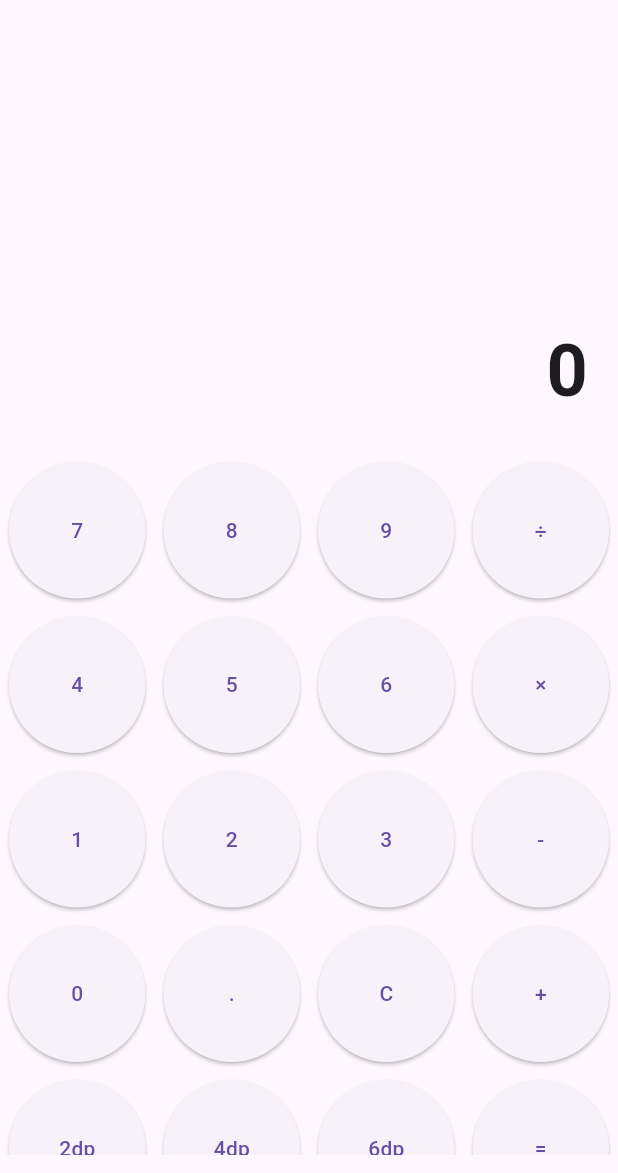
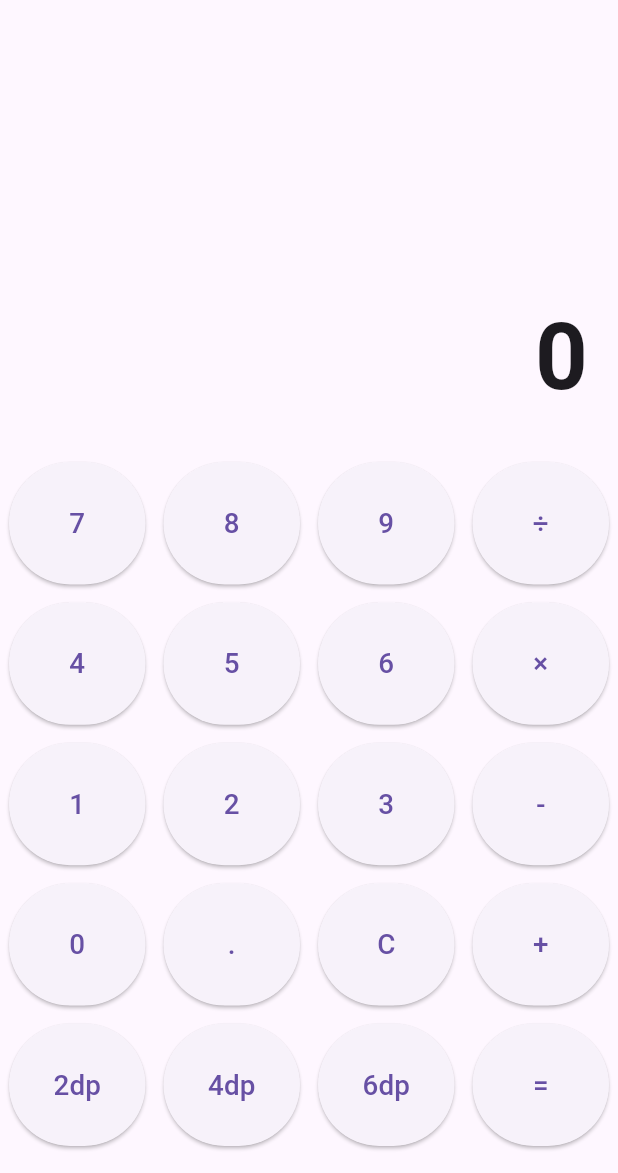
Before and after one commit to ajithmannarakkal/flutter-calculator-getx, a Flutter app: the screen it shows after launch, on a phone screen of 412 x 824 dp, the part 63-1236 px from its top. Run offline on Flutter 3.47's test engine with Material 3 defaults, Android fonts, the light colour scheme and no system bars; our stand-ins replace get, get_storage.

Commit message:
Added LayoutBuilder and improved responsiveness

```diff
--- a/lib/view/calculator_screen.dart
+++ b/lib/view/calculator_screen.dart
@@ -44,18 +44,31 @@ class CalculatorScreen extends StatelessWidget {
           ),
         ],
       ),
-      body: Column(
+      body: LayoutBuilder(
+        builder: (context, constraints) {
+          bool isLandscape = constraints.maxWidth > constraints.maxHeight;
+          int displayFlex = isLandscape ? 2 : 3;
+          int gridFlex = isLandscape ? 6 : 5;
+
+          double displayFontSize = constraints.maxHeight * (isLandscape ? 0.08 : 0.08);
+          double buttonFontSize = constraints.maxWidth * (isLandscape ? 0.03 : 0.045);
+
+          double gridHeight = (constraints.maxHeight * gridFlex / (displayFlex + gridFlex)) - 12;
+          double cellWidth = constraints.maxWidth / 4;
+          double cellHeight = gridHeight / 5;
+          double aspectRatio = cellWidth / cellHeight;
+
+          return Column(
             children: [
-          Expanded(  flex: 3,
-
+              Expanded(flex: displayFlex,
                 child: Align(
                   alignment: Alignment.bottomRight,
                   child: Padding(
-                padding: EdgeInsets.all(20),
+                    padding: EdgeInsets.all(isLandscape ? 8 : 20),
                     child: Obx(() => Text(
                       controller.input.value,
                       style: TextStyle(
-                    fontSize: 48,
+                        fontSize: displayFontSize,
                         fontWeight: FontWeight.bold,
                       ),
                     )),
@@ -63,143 +76,161 @@ class CalculatorScreen extends StatelessWidget {
                 ),
               ),
               Expanded(
-            flex: 5,
+                flex: gridFlex,
                 child: Padding(
-              padding: EdgeInsets.only(bottom: 12),
-
+                  padding: EdgeInsets.only(bottom: isLandscape ? 4 : 12),
                   child: GridView.count(
                     crossAxisCount: 4,
+                    physics: NeverScrollableScrollPhysics(),
+                    childAspectRatio: aspectRatio,
                     children: [
                       Padding(
                         padding: const EdgeInsets.all(6.0),
                         child: ElevatedButton(
                           onPressed: () => controller.appendValues("7"),
-                      child: Text('7'),
+                          child: Text('7', style: TextStyle(fontSize: buttonFontSize)),
                         ),
                       ),
                       Padding(
                         padding: const EdgeInsets.all(6.0),
                         child: ElevatedButton(
                           onPressed: () => controller.appendValues("8"),
-                      child: Text('8'),
+                          child: Text('8', style: TextStyle(fontSize: buttonFontSize)),
                         ),
                       ),
                       Padding(
                         padding: const EdgeInsets.all(6.0),
                         child: ElevatedButton(
                           onPressed: () => controller.appendValues("9"),
-                      child: Text('9'),
+                          child: Text('9', style: TextStyle(fontSize: buttonFontSize)),
                         ),
                       ),
                       Padding(
                         padding: const EdgeInsets.all(6.0),
-                    child: ElevatedButton(onPressed: () => controller.setOperator("/"), child: Text('÷')),
+                        child: ElevatedButton(
+                          onPressed: () => controller.setOperator("/"),
+                          child: Text('÷', style: TextStyle(fontSize: buttonFontSize)),
+                        ),
                       ),
                       Padding(
                         padding: const EdgeInsets.all(6.0),
                         child: ElevatedButton(
                           onPressed: () => controller.appendValues("4"),
-                      child: Text('4'),
+                          child: Text('4', style: TextStyle(fontSize: buttonFontSize)),
                         ),
                       ),
                       Padding(
                         padding: const EdgeInsets.all(6.0),
                         child: ElevatedButton(
                           onPressed: () => controller.appendValues("5"),
-                      child: Text('5'),
+                          child: Text('5', style: TextStyle(fontSize: buttonFontSize)),
                         ),
                       ),
                       Padding(
                         padding: const EdgeInsets.all(6.0),
                         child: ElevatedButton(
                           onPressed: () => controller.appendValues("6"),
-                      child: Text('6'),
+                          child: Text('6', style: TextStyle(fontSize: buttonFontSize)),
                         ),
                       ),
                       Padding(
                         padding: const EdgeInsets.all(6.0),
-                    child: ElevatedButton(onPressed: () => controller.setOperator("*"), child: Text('×')),
+                        child: ElevatedButton(
+                          onPressed: () => controller.setOperator("*"),
+                          child: Text('×', style: TextStyle(fontSize: buttonFontSize)),
+                        ),
                       ),
                       Padding(
                         padding: const EdgeInsets.all(6.0),
                         child: ElevatedButton(
                           onPressed: () => controller.appendValues("1"),
-                      child: Text('1'),
+                          child: Text('1', style: TextStyle(fontSize: buttonFontSize)),
                         ),
                       ),
                       Padding(
                         padding: const EdgeInsets.all(6.0),
                         child: ElevatedButton(
                           onPressed: () => controller.appendValues("2"),
-                      child: Text('2'),
+                          child: Text('2', style: TextStyle(fontSize: buttonFontSize)),
                         ),
                       ),
                       Padding(
                         padding: const EdgeInsets.all(6.0),
                         child: ElevatedButton(
                           onPressed: () => controller.appendValues("3"),
-                      child: Text('3'),
+                          child: Text('3', style: TextStyle(fontSize: buttonFontSize)),
                         ),
                       ),
                       Padding(
                         padding: const EdgeInsets.all(6.0),
-                    child: ElevatedButton(onPressed: () => controller.setOperator("-"), child: Text('-')),
+                        child: ElevatedButton(
+                          onPressed: () => controller.setOperator("-"),
+                          child: Text('-', style: TextStyle(fontSize: buttonFontSize)),
+                        ),
                       ),
                       Padding(
                         padding: const EdgeInsets.all(6.0),
                         child: ElevatedButton(
                           onPressed: () => controller.appendValues("0"),
-                      child: Text('0'),
+                          child: Text('0', style: TextStyle(fontSize: buttonFontSize)),
                         ),
                       ),
                       Padding(
                         padding: const EdgeInsets.all(6.0),
                         child: ElevatedButton(
                           onPressed: () => controller.appendValues("."),
-                      child: Text('.'),
+                          child: Text('.', style: TextStyle(fontSize: buttonFontSize)),
                         ),
                       ),
                       Padding(
                         padding: const EdgeInsets.all(6.0),
                         child: ElevatedButton(
                           onPressed: () => controller.clear(),
-                      child: Text('C'),
+                          child: Text('C', style: TextStyle(fontSize: buttonFontSize)),
                         ),
                       ),
                       Padding(
                         padding: const EdgeInsets.all(6.0),
-                    child: ElevatedButton(onPressed: () => controller.setOperator("+"), child: Text('+')),
+                        child: ElevatedButton(
+                          onPressed: () => controller.setOperator("+"),
+                          child: Text('+', style: TextStyle(fontSize: buttonFontSize)),
+                        ),
                       ),
                       Padding(
                         padding: const EdgeInsets.all(6.0),
                         child: ElevatedButton(
                           onPressed: () => controller.setDecimal(2),
-                      child: Text("2dp"),
+                          child: Text("2dp", style: TextStyle(fontSize: buttonFontSize)),
                         ),
                       ),
                       Padding(
                         padding: const EdgeInsets.all(6.0),
                         child: ElevatedButton(
                           onPressed: () => controller.setDecimal(4),
-                      child: Text("4dp"),
+                          child: Text("4dp", style: TextStyle(fontSize: buttonFontSize)),
                         ),
                       ),
                       Padding(
                         padding: const EdgeInsets.all(6.0),
                         child: ElevatedButton(
                           onPressed: () => controller.setDecimal(6),
-                      child: Text("6dp"),
+                          child: Text("6dp", style: TextStyle(fontSize: buttonFontSize)),
                         ),
                       ),
                       Padding(
                         padding: const EdgeInsets.all(6.0),
-                    child: ElevatedButton(onPressed: () => controller.calculate(), child: Text('=')),
+                        child: ElevatedButton(
+                          onPressed: () => controller.calculate(),
+                          child: Text('=', style: TextStyle(fontSize: buttonFontSize)),
+                        ),
                       ),
                     ],
                   ),
                 ),
               ),
             ],
+          );
+        },
       ),
     );
   }
```
Lines whose indentation alone changed are shown as unchanged.
